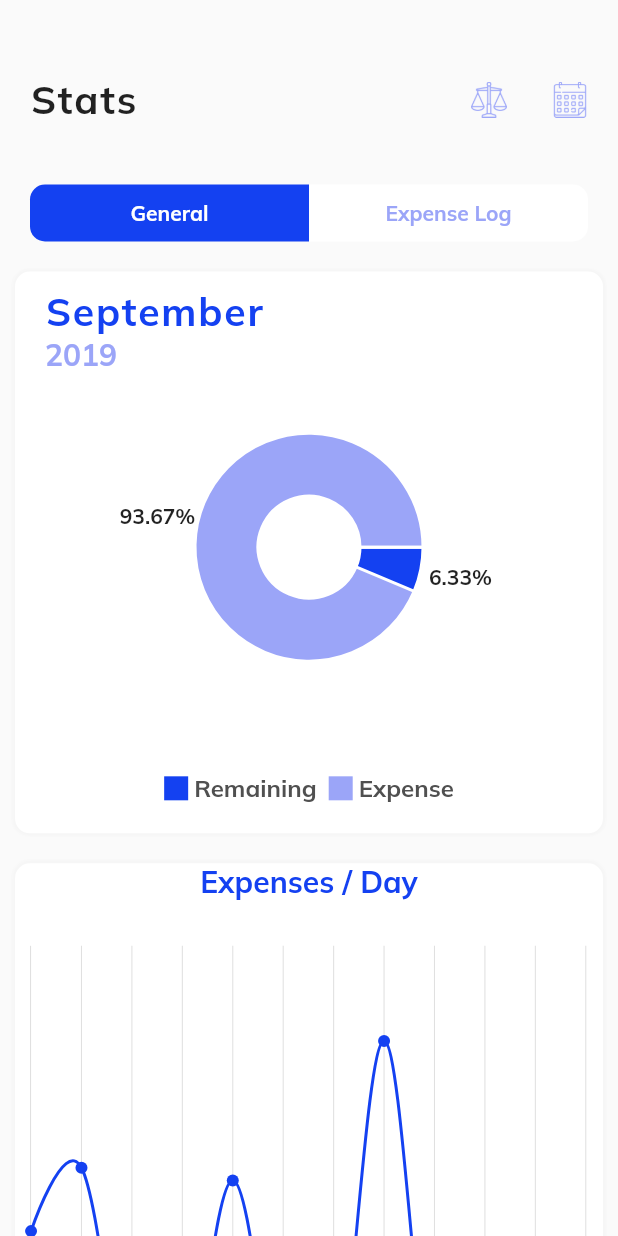
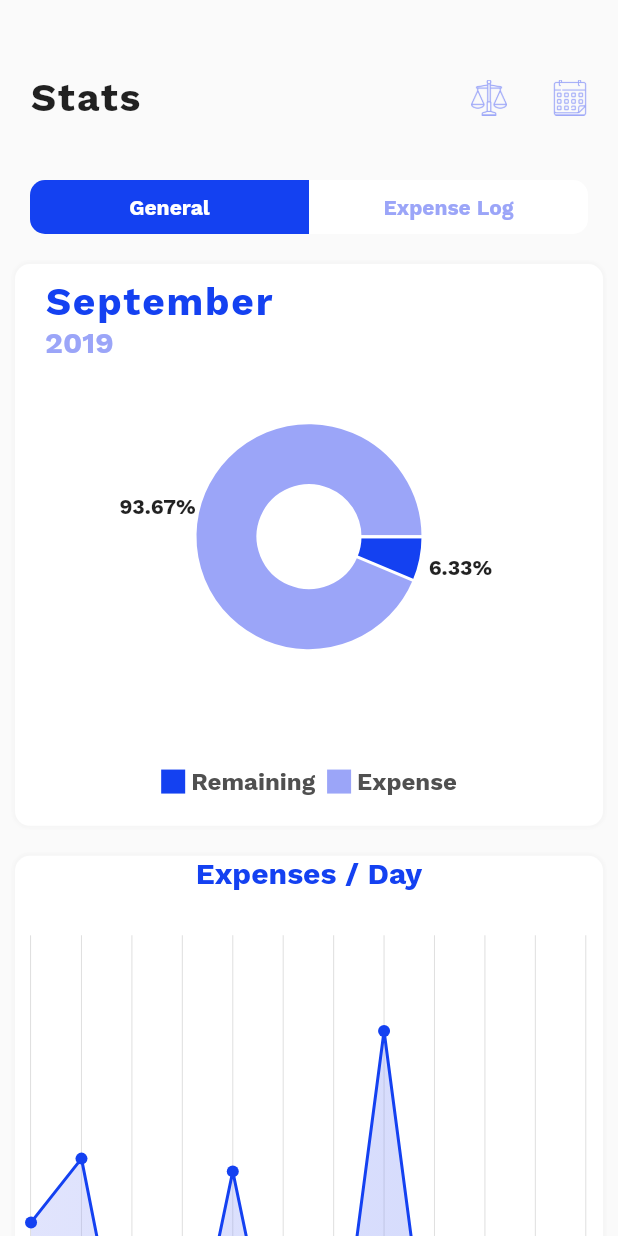
Before and after one commit to ToyZ-95/expense_manager, a Flutter app: the HomeScreen screen opened directly, after a tap on an icon or button, on a phone screen of 412 x 824 dp. Run offline on Flutter 3.47's test engine with Material 2 defaults, Android fonts, the phone set to English and light mode, and no system bars; drawn by our look-alikes of fl_chart; our stand-ins replace cloud_firestore, firebase_auth, firebase_core, fluttertoast, get, google_fonts and 1 more; accounts and stored records are empty.

Commit message:
font changed

```diff
--- a/lib/main.dart
+++ b/lib/main.dart
@@ -23,7 +23,8 @@ class MyApp extends StatelessWidget {
       title: 'Flutter Demo',
       theme: ThemeData(
         primarySwatch: Colors.blue,
-        fontFamily: GoogleFonts.mulish().fontFamily,
+        // fontFamily: GoogleFonts.mulish().fontFamily,
+        fontFamily: GoogleFonts.workSans().fontFamily,
       ),
       home: MyHomePage(),
       //home: const HomeScreen(),
--- a/lib/widgets/expense_per_day_linechart_card.dart
+++ b/lib/widgets/expense_per_day_linechart_card.dart
@@ -123,7 +123,7 @@ class ExpensePerDayLineChartCard extends StatelessWidget {
                     lineBarsData: [
                       LineChartBarData(
                         spots: getFlSpots(31),
-                        isCurved: true,
+                        isCurved: false,
                         colors: <Color>[kPrimaryColor, kPrimaryColor],
                         barWidth: 2,
                         isStrokeCapRound: true,
@@ -131,7 +131,7 @@ class ExpensePerDayLineChartCard extends StatelessWidget {
                           show: true,
                         ),
                         belowBarData: BarAreaData(
-                          show: false,
+                          show: true,
                           colors: [kSecondaryColor, kPrimaryColor]
                               .map(
                                 (color) => color.withOpacity(0.3),
```
